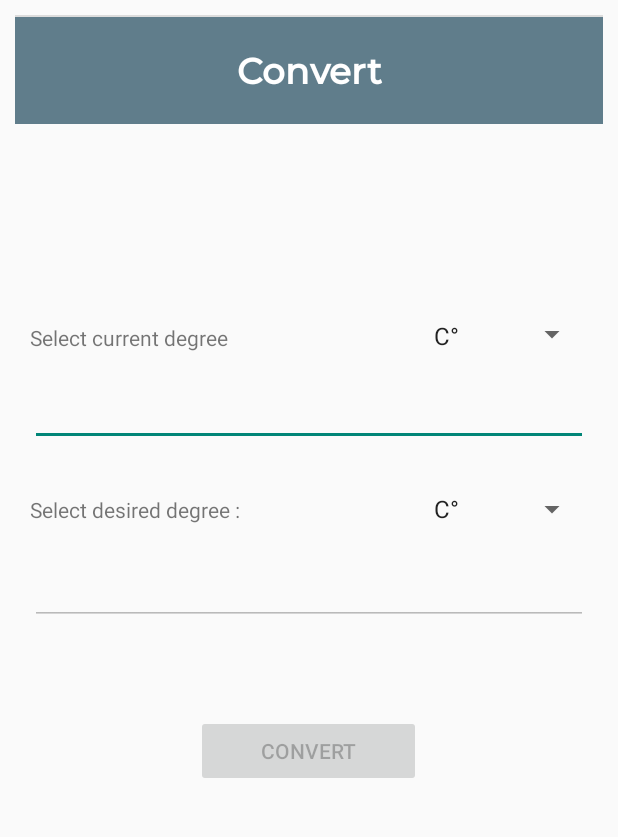
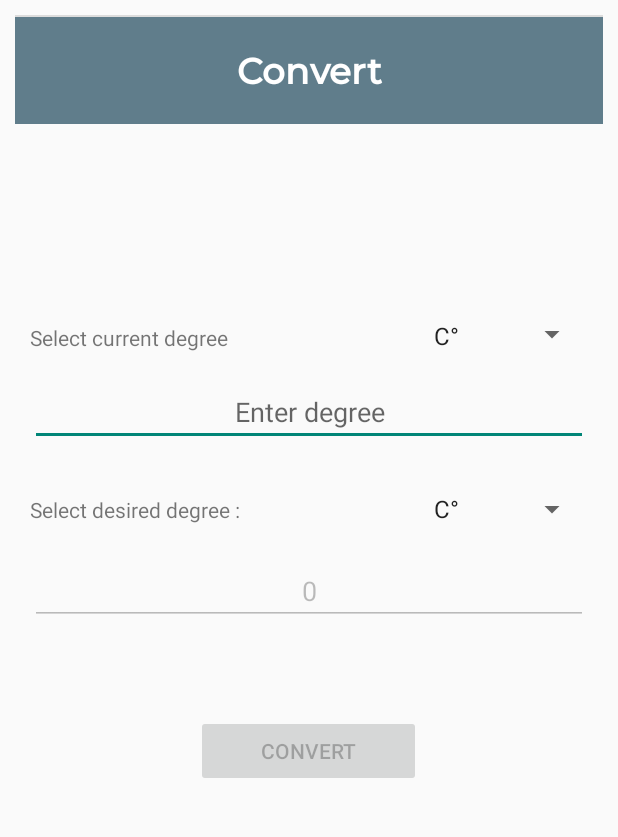
Before and after one commit to YDev-0/AppControl, an Android app: the screen it shows after launch (MainActivity), after a tap on "Convert", on a phone screen of 412 x 824 dp, the part 84-921 px from its top. Run offline under Robolectric (Android 15) with nearby library versions, the phone set to English and light mode, and no system bars; 1 other tap on this screen came first.

Commit message:
commit v1.4.1

```diff
--- a/app/src/main/java/com/control/appcontrol/ConvertFragment.java
+++ b/app/src/main/java/com/control/appcontrol/ConvertFragment.java
@@ -64,6 +64,7 @@ public class ConvertFragment extends Fragment implements AdapterView.OnItemSelec
     public void onItemSelected(AdapterView<?> parent, View view, int position, long id) {
         String currentDegree = currentDegreeSpinner.getSelectedItem().toString();
         String desiredDegree = selectDegreeSpinner.getSelectedItem().toString();
+        desiredValue.setText("0");
         convertButton.setEnabled(!currentDegree.equals(desiredDegree));
     }
 
--- a/app/src/main/res/layout/fragment_convert.xml
+++ b/app/src/main/res/layout/fragment_convert.xml
@@ -52,6 +52,7 @@
             android:layout_width="match_parent"
             android:layout_height="wrap_content"
             android:inputType="text"
+            android:hint="Enter degree"
             android:layout_margin="10dp"
             android:textAlignment="center" />
 
@@ -82,6 +83,7 @@
             android:layout_height="wrap_content"
             android:inputType="text"
             android:layout_margin="10dp"
+            android:text="0"
             android:enabled="false"
             android:textAlignment="center" />
 
```
